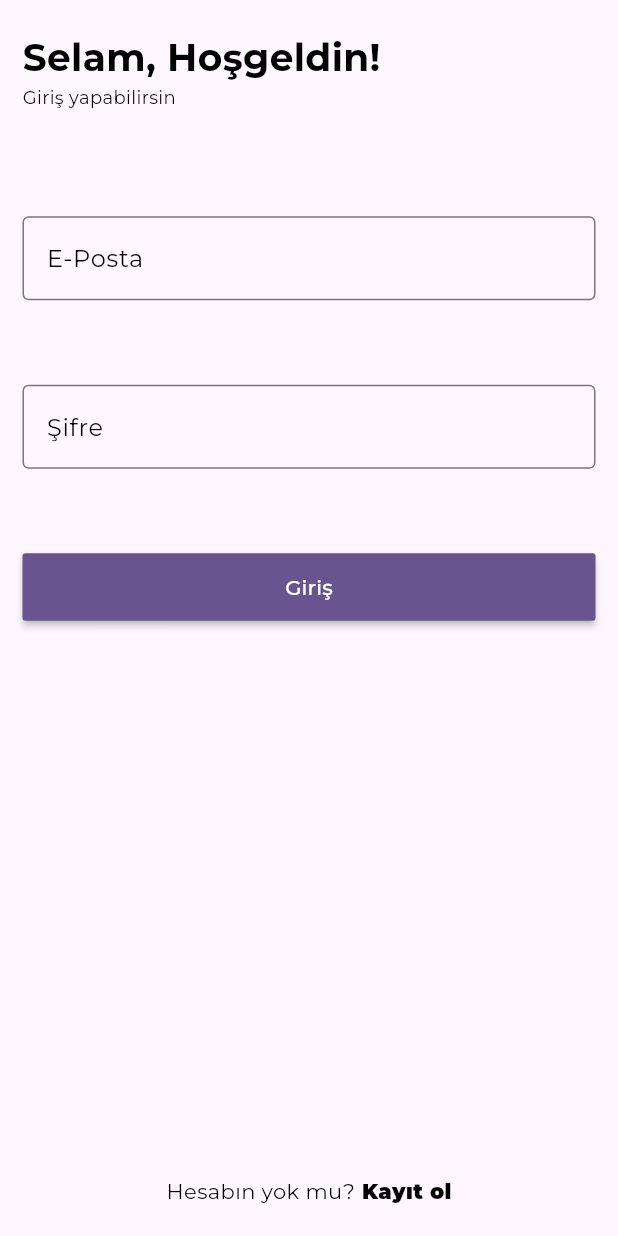
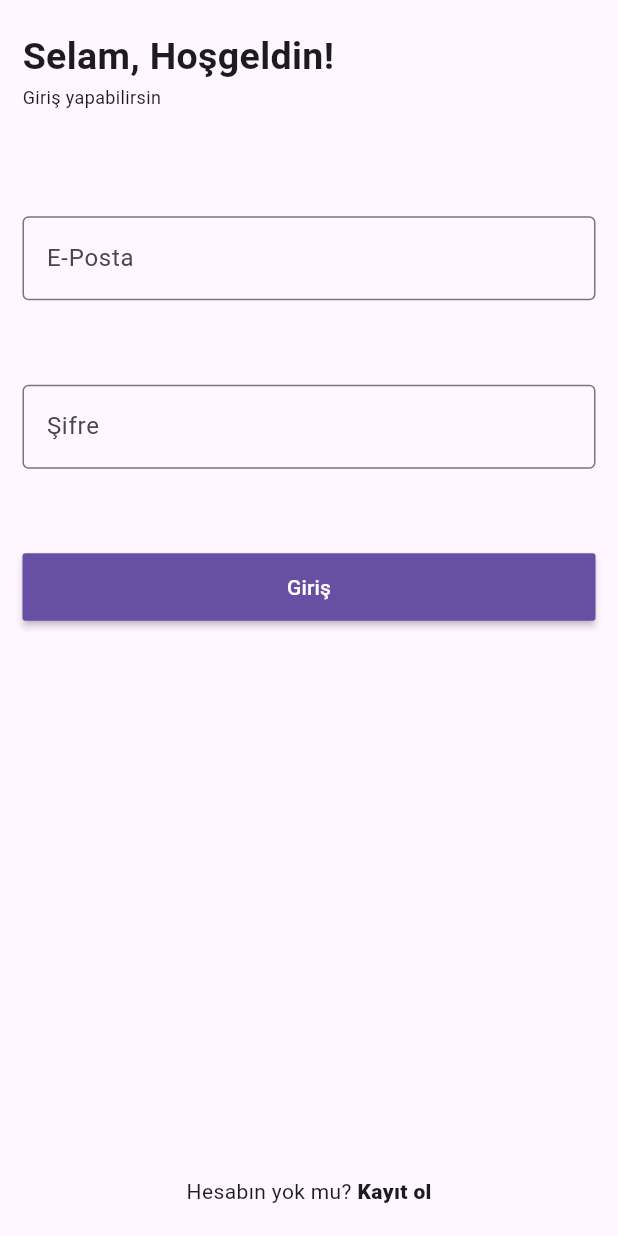
Before and after one commit to Oguzhanertn/Chat, a Flutter app: the screen it shows after launch, on a phone screen of 412 x 824 dp. Run offline on Flutter 3.47's test engine with Material 3 defaults, Android fonts, the phone set to English and light mode, and no system bars; our stand-ins replace adaptive_theme, cloud_firestore, dash_chat_2, delightful_toast, firebase_auth, firebase_core and 3 more; missing offline and left inert: country_flags, window_manager; accounts and stored records are empty.

Commit message:
tema eklendi

```diff
--- /dev/null
+++ b/chat/lib/constants/app_theme.dart
@@ -0,0 +1,13 @@
+import 'package:flutter/material.dart';
+
+class AppTheme {
+  final darkTheme = ThemeData(
+    brightness: Brightness.dark,
+    visualDensity: VisualDensity.adaptivePlatformDensity,
+  );
+
+  final lightTheme = ThemeData(
+    brightness: Brightness.light,
+    visualDensity: VisualDensity.adaptivePlatformDensity,
+  );
+}
--- a/chat/lib/main.dart
+++ b/chat/lib/main.dart
@@ -1,16 +1,24 @@
-// ignore_for_file: must_be_immutable
+// ignore_for_file: must_be_immutable, unused_element
 
+import 'package:chat/constants/app_theme.dart';
 import 'package:chat/services/auth_service.dart';
 import 'package:chat/services/navigation_service.dart';
 import 'package:chat/utils.dart';
 import 'package:flutter/material.dart';
 import 'package:firebase_core/firebase_core.dart';
 import 'package:get_it/get_it.dart';
-import 'package:google_fonts/google_fonts.dart';
+//import 'package:google_fonts/google_fonts.dart';
 import 'package:window_manager/window_manager.dart';
 import 'firebase_options.dart';
+import 'package:adaptive_theme/adaptive_theme.dart';
 
 void main() async {
+  void main() async {
+    WidgetsFlutterBinding.ensureInitialized();
+    final savedThemeMode = await AdaptiveTheme.getThemeMode();
+    runApp(MyApp(savedThemeMode: savedThemeMode));
+  }
+
   await setup();
   runApp(
     MyApp(),
@@ -46,24 +54,33 @@ class MyApp extends StatelessWidget {
   late NavigationService _navigationService;
   late AuthService _authService;
 
-  MyApp({super.key}) {
+  MyApp({super.key, AdaptiveThemeMode? savedThemeMode}) {
     _navigationService = _getIt.get<NavigationService>();
     _authService = _getIt.get<AuthService>();
   }
 
   @override
   Widget build(BuildContext context) {
-    return MaterialApp(
+    final appTheme = AppTheme();
+
+    return AdaptiveTheme(
+      light: appTheme.lightTheme,
+      dark: appTheme.darkTheme,
+      initial: AdaptiveThemeMode.light,
+      builder: (theme, darkTheme) => MaterialApp(
         navigatorKey: _navigationService.navigatorKey,
         title: 'Flutter Demo',
         debugShowCheckedModeBanner: false,
-      theme: ThemeData(
+        /*theme: ThemeData(
           colorScheme: ColorScheme.fromSeed(seedColor: Colors.deepPurple),
           useMaterial3: true,
           textTheme: GoogleFonts.montserratTextTheme(),
-      ),
+        ),*/
+        theme: theme,
+        darkTheme: darkTheme,
         initialRoute: _authService.user != null ? "/home" : "/login",
         routes: _navigationService.routes,
+      ),
     );
   }
 }
--- a/chat/lib/pages/login_page.dart
+++ b/chat/lib/pages/login_page.dart
@@ -63,12 +63,16 @@ class _LoginPageState extends State<LoginPage> {
           Text(
             "Selam, Hoşgeldin!",
             style: TextStyle(
-                fontSize: 25, fontWeight: FontWeight.w700, color: Colors.black),
+              fontSize: 25,
+              fontWeight: FontWeight.w700,
+            ),
           ),
           Text(
             "Giriş yapabilirsin",
             style: TextStyle(
-                fontSize: 12, fontWeight: FontWeight.w400, color: Colors.black),
+              fontSize: 12,
+              fontWeight: FontWeight.w400,
+            ),
           )
         ],
       ),
@@ -151,7 +155,6 @@ class _LoginPageState extends State<LoginPage> {
       children: [
         const Text(
           "Hesabın yok mu?",
-          style: TextStyle(color: Colors.black),
         ),
         GestureDetector(
           onTap: () {
@@ -159,9 +162,11 @@ class _LoginPageState extends State<LoginPage> {
           },
           child: const Text(
             " Kayıt ol",
-            style: TextStyle(fontWeight: FontWeight.w900, color: Colors.black),
+            style: TextStyle(
+              fontWeight: FontWeight.w900,
+            ),
           ),
-        )
+        ),
       ],
     ));
   }
--- a/chat/lib/widgets/custom_form_field.dart
+++ b/chat/lib/widgets/custom_form_field.dart
@@ -31,7 +31,7 @@ class CustomFormField extends StatelessWidget {
         // },
         decoration: InputDecoration(
           hintText: hintText,
-          hintStyle: const TextStyle(color: Colors.black),
+          hintStyle: const TextStyle(),
           border: const OutlineInputBorder(),
         ),
       ),
--- a/chat/pubspec.yaml
+++ b/chat/pubspec.yaml
@@ -48,6 +48,7 @@ dependencies:
   image_picker: ^1.1.2
   path: ^1.9.0
   country_flags: ^3.0.0
+  adaptive_theme: ^3.6.0
 
 dev_dependencies:
   flutter_test:
```
Also changed, not shown: chat/lib/pages/settings_page.dart (+11 -4 lines), chat/pubspec.lock, 1 other file. Lines whose indentation alone changed are shown as unchanged.
